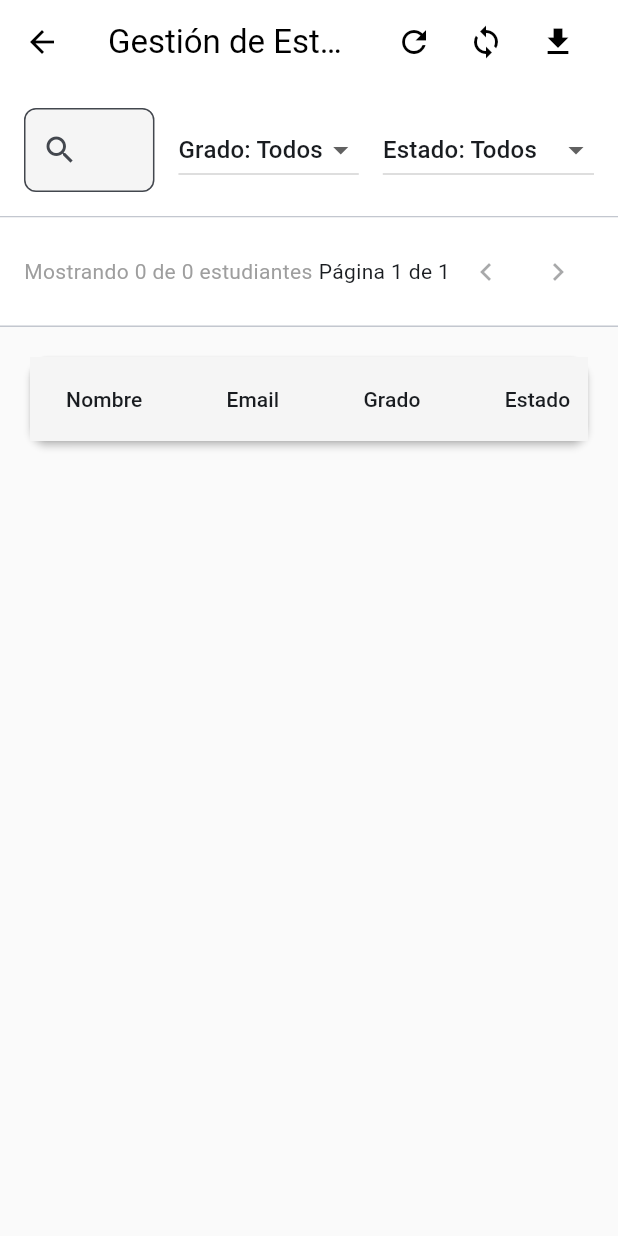
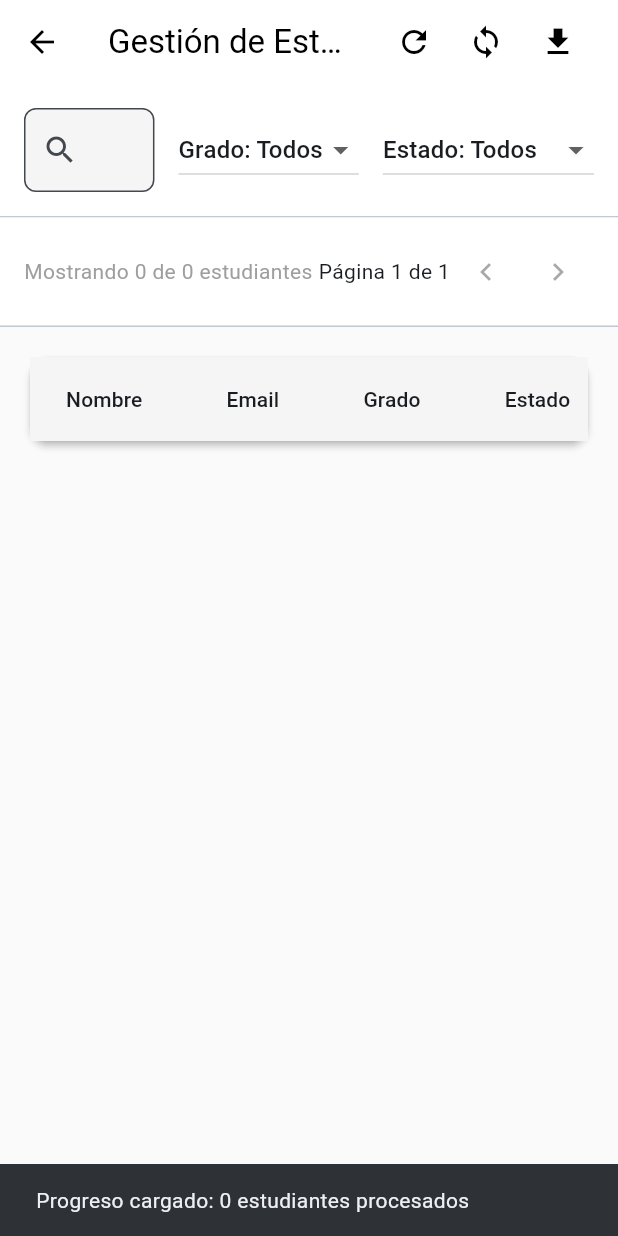
Before and after one commit to carlosalevela/Ali_front, a Flutter app: the EstudiantesPage screen opened directly, after a tap on the "sync" icon, on a phone screen of 412 x 824 dp. Run offline on Flutter 3.47's test engine with Material 3 defaults, Android fonts, the phone set to English and light mode, and no system bars; our stand-ins replace flutter_markdown, font_awesome_flutter, pdf, printing, shared_preferences, timeago; missing offline and left inert: excel, file_saver; accounts and stored records are empty; network calls fail.

Commit message:
build admin

```diff
--- a/lib/screens/admin/estudiantes_page.dart
+++ b/lib/screens/admin/estudiantes_page.dart
@@ -68,34 +68,75 @@ class _EstudiantesPageState extends State<EstudiantesPage> {
     }
   }
 
+  // ⭐ MÉTODO CORREGIDO
   Future<void> _cargarProgresoTodos() async {
     setState(() => _cargandoProgreso = true);
     try {
+      int contador = 0;
+      // Procesar todos los estudiantes (no solo filtrados)
       for (var estudiante in _todosEstudiantes) {
         final grado = estudiante['grado'];
+
         if (grado == 9) {
+          try {
             final info = await _api.progresoUsuarioGrado9(
               estudiante['id'],
               total: kTotalPreguntas9,
             );
             estudiante['progreso'] = info['progreso'] ?? '—';
             estudiante['ultimaRecomendacion'] = info['ultimaRecomendacion'] ?? '—';
+          } catch (e) {
+            debugPrint('Error cargando progreso estudiante ${estudiante['id']}: $e');
+            estudiante['progreso'] = 'Error al cargar';
+            estudiante['ultimaRecomendacion'] = '—';
+          }
         } else if (grado == 10 || grado == 11) {
+          try {
             final info = await _api.progresoUsuarioGrado10y11(
               estudiante['id'],
               total: kTotalPreguntas10y11,
             );
             estudiante['progreso'] = info['progreso'] ?? '—';
             estudiante['ultimaRecomendacion'] = info['ultimaRecomendacion'] ?? '—';
+          } catch (e) {
+            debugPrint('Error cargando progreso estudiante ${estudiante['id']}: $e');
+            estudiante['progreso'] = 'Error al cargar';
+            estudiante['ultimaRecomendacion'] = '—';
           }
         }
+
+        contador++;
+
+        // Actualizar UI cada 10 estudiantes para mostrar progreso visual
+        if (contador % 10 == 0 && mounted) {
+          setState(() {});
+        }
+      }
+
+      if (mounted) {
         setState(() {
           _cargandoProgreso = false;
-        _aplicarFiltros();
+          _aplicarFiltros(); // Refrescar filtros
         });
+
+        ScaffoldMessenger.of(context).showSnackBar(
+          SnackBar(
+            content: Text('Progreso cargado: $contador estudiantes procesados'),
+            duration: const Duration(seconds: 2),
+          ),
+        );
+      }
     } catch (e) {
-      debugPrint('Error cargando progreso: $e');
+      debugPrint('Error general cargando progreso: $e');
+      if (mounted) {
         setState(() => _cargandoProgreso = false);
+        ScaffoldMessenger.of(context).showSnackBar(
+          SnackBar(
+            content: Text('Error al cargar progreso: $e'),
+            backgroundColor: Colors.red,
+          ),
+        );
+      }
     }
   }
 
```
Also changed, not shown: 3 other files. Lines whose indentation alone changed are shown as unchanged.
